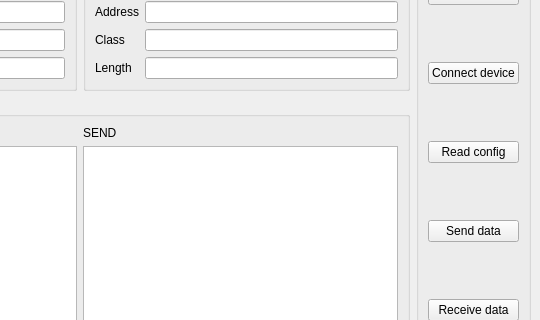
zhengyinloong/KeyboardUC, file ui/sub_ui_usb.ui: the form before one commit; both pictures show x 260 to 800 and y 125 to 445 of the 800 by 600 pixel window.
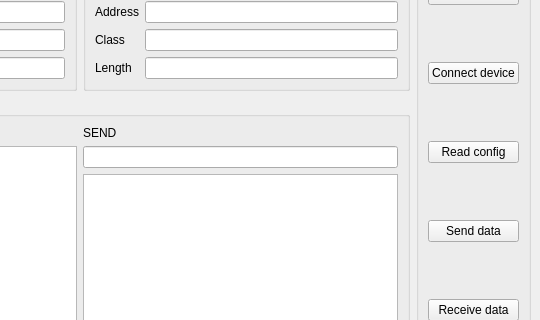
The form after the commit.

The edit to the form file:
```diff
--- a/ui/sub_ui_usb.ui
+++ b/ui/sub_ui_usb.ui
@@ -116,10 +116,13 @@
          </property>
         </widget>
        </item>
-       <item row="1" column="0">
+       <item row="1" column="0" rowspan="2">
         <widget class="QTextBrowser" name="textBrowser_RECEIVE"/>
        </item>
        <item row="1" column="1">
+        <widget class="QLineEdit" name="lineEdit_SEND"/>
+       </item>
+       <item row="2" column="1">
         <widget class="QTextBrowser" name="textBrowser_SEND"/>
        </item>
       </layout>
```
